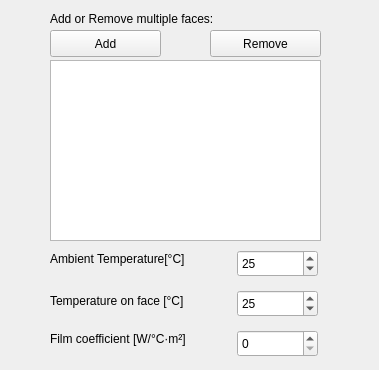
The window that src/Mod/Fem/Gui/TaskFemConstraintHeatFlux.ui (makkemal/FreeCAD) describes before a commit, drawn with Qt 5.
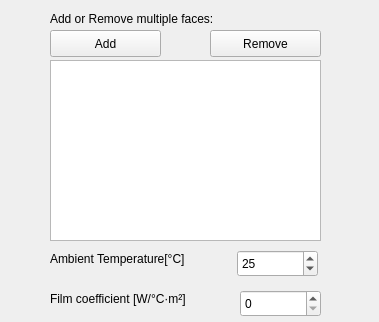
The same window after the commit.

Commit message: FEM: Updated GUI for heat flux

```diff
--- a/src/Mod/Fem/Gui/TaskFemConstraintHeatFlux.ui
+++ b/src/Mod/Fem/Gui/TaskFemConstraintHeatFlux.ui
@@ -7,7 +7,7 @@
     <x>0</x>
     <y>0</y>
     <width>379</width>
-    <height>370</height>
+    <height>322</height>
    </rect>
   </property>
   <property name="windowTitle">
@@ -76,24 +76,11 @@
      <string>Ambient Temperature[°C]</string>
     </property>
    </widget>
-   <widget class="QLabel" name="label_3">
-    <property name="geometry">
-     <rect>
-      <x>50</x>
-      <y>290</y>
-      <width>181</width>
-      <height>21</height>
-     </rect>
-    </property>
-    <property name="text">
-     <string>Temperature on face [°C]</string>
-    </property>
-   </widget>
    <widget class="QLabel" name="label_4">
     <property name="geometry">
      <rect>
       <x>50</x>
-      <y>330</y>
+      <y>290</y>
       <width>181</width>
       <height>17</height>
      </rect>
@@ -118,27 +105,11 @@
      <number>25</number>
     </property>
    </widget>
-   <widget class="QSpinBox" name="SB_Face">
-    <property name="geometry">
-     <rect>
-      <x>237</x>
-      <y>290</y>
-      <width>81</width>
-      <height>27</height>
-     </rect>
-    </property>
-    <property name="maximum">
-     <number>10000000</number>
-    </property>
-    <property name="value">
-     <number>25</number>
-    </property>
-   </widget>
    <widget class="QSpinBox" name="SB_Coefficient">
     <property name="geometry">
      <rect>
-      <x>237</x>
-      <y>330</y>
+      <x>240</x>
+      <y>290</y>
       <width>81</width>
       <height>27</height>
      </rect>
```
